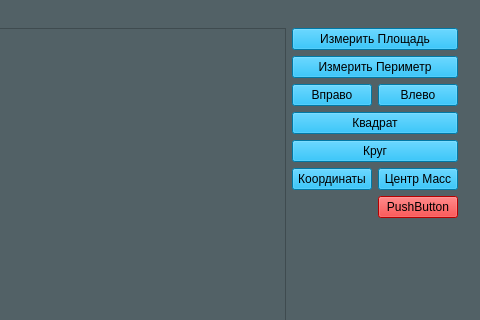
sokol-forbes/MyPaint, file mainwindow.ui: the form before one commit; both pictures show x 330 to 810 and y 0 to 320 of the 810 by 594 pixel window.
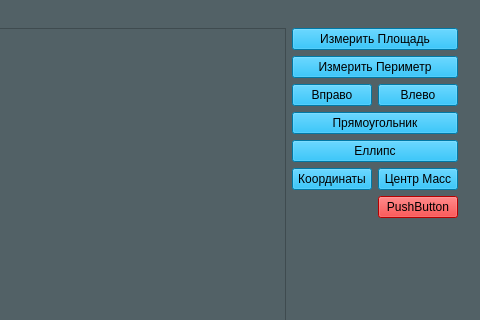
The form after the commit.

Patch:
```diff
--- a/mainwindow.ui
+++ b/mainwindow.ui
@@ -85,7 +85,7 @@
            <string notr="true">Background-color : #00aae8</string>
           </property>
           <property name="text">
-           <string>Квадрат</string>
+           <string>Прямоугольник</string>
           </property>
          </widget>
         </item>
@@ -95,7 +95,7 @@
            <string notr="true">Background-color : #00aae8</string>
           </property>
           <property name="text">
-           <string>Круг</string>
+           <string>Еллипс</string>
           </property>
          </widget>
         </item>
```
